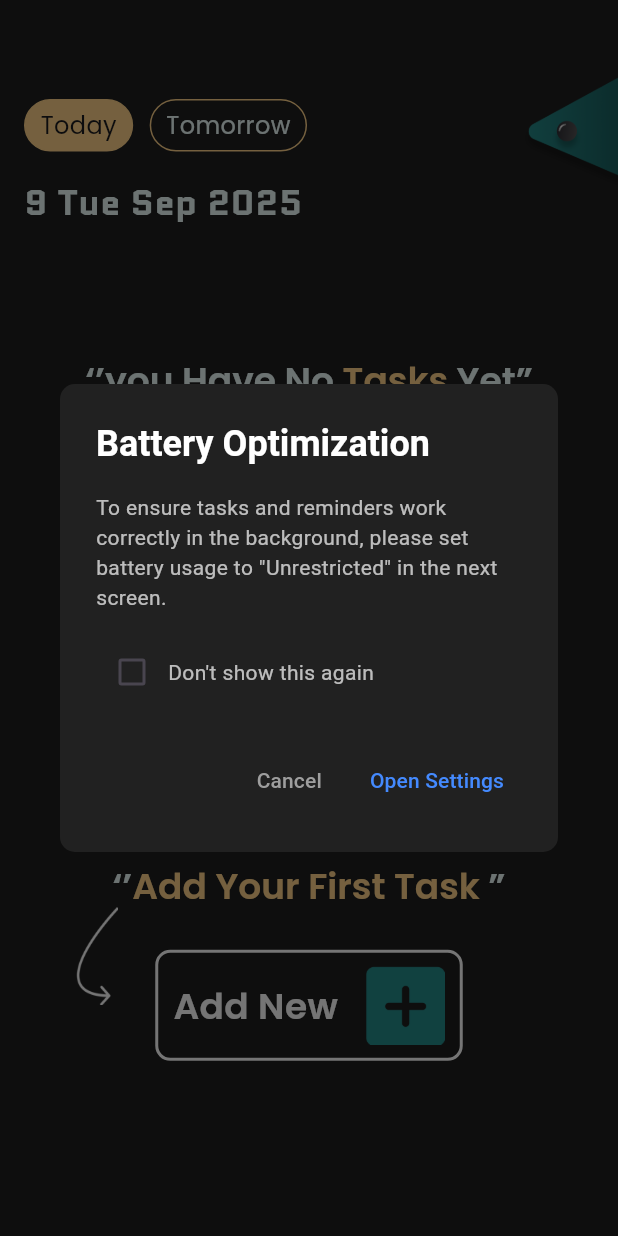
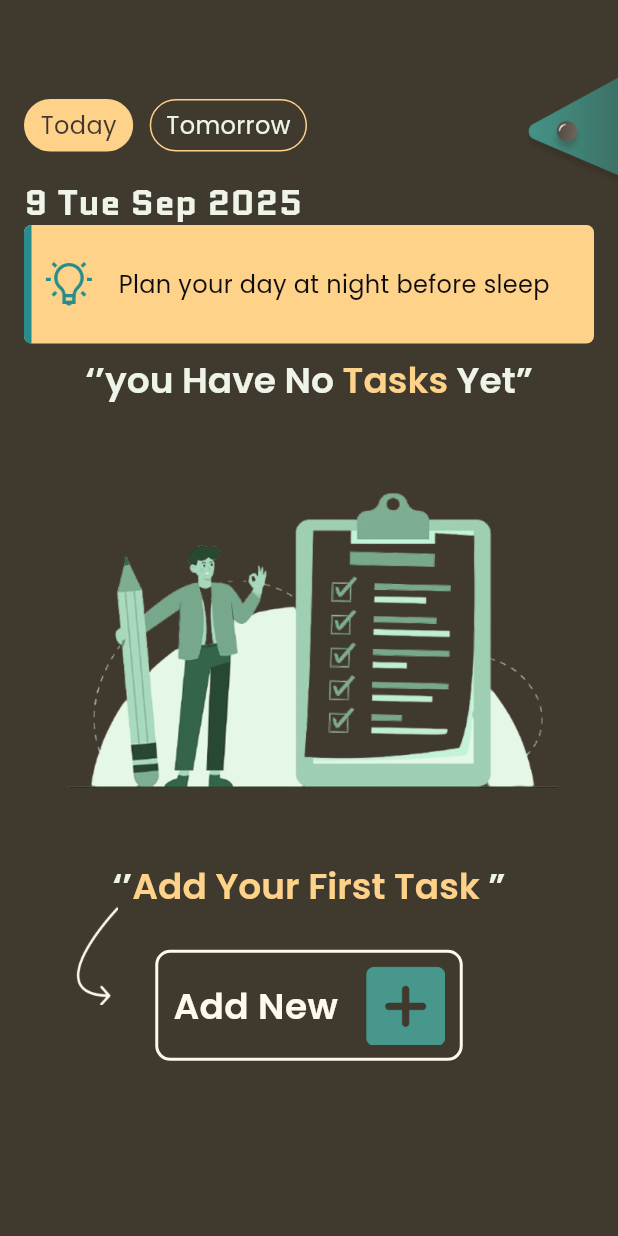
Before and after one commit to mohamedrifa/TuDu, a Flutter app: the screen it shows after launch, on a phone screen of 412 x 824 dp. Run offline on Flutter 3.47's test engine with Material 3 defaults, Android fonts, the phone set to English and light mode, and no system bars; our stand-ins replace audioplayers, flutter_local_notifications, fluttertoast, hive, hive_flutter, permission_handler and 2 more; missing offline and left inert: android_alarm_manager_plus, android_intent_plus, file_selector, volume_controller; accounts and stored records are empty.

Commit message:
permission and tip banner

```diff
--- /dev/null
+++ b/lib/notification_service/alarm_permission_helper.dart
@@ -0,0 +1,16 @@
+import 'package:flutter/services.dart';
+
+class AlarmPermissionHelper {
+  static const _channel = MethodChannel("alarm_permission");
+
+  /// Opens system settings to request Alarm & Reminders permission
+  static Future<void> requestAlarmPermission() async {
+    await _channel.invokeMethod("requestPermission");
+  }
+
+  /// Check if permission is granted
+  static Future<bool> hasAlarmPermission() async {
+    final result = await _channel.invokeMethod("hasPermission");
+    return result == true;
+  }
+}
--- a/lib/screens/task_screen.dart
+++ b/lib/screens/task_screen.dart
@@ -2,6 +2,8 @@ import 'package:flutter/material.dart';
 import 'package:flutter/services.dart';
 import 'package:hive_flutter/hive_flutter.dart';
 import 'package:tudu/models/settings.dart';
+import 'package:tudu/widgets/tip_banner.dart';
+import '../notification_service/alarm_permission_helper.dart';
 import '../notification_service/notification_service.dart';
 import '../widgets/task_card.dart';
 import '../models/task.dart';
@@ -28,6 +30,8 @@ class _TaskScreenState extends State<TaskScreen> {
   var settingsBox = Hive.box<AppSettings>('settings');
   String selectedDate = "Today";
   String showDate = DateFormat('d EEE MMM yyyy').format(DateTime.now());
+  bool showTip = false;
+
 
   void _navigateToAddTaskScreen(BuildContext context) {
     Navigator.push(
@@ -59,12 +63,33 @@ class _TaskScreenState extends State<TaskScreen> {
       }
     });
   }
+  final box = Hive.box<Task>('tasks');
+  Future<void> tipCheck () async {
+    if (!Hive.isBoxOpen('tasks')) {
+      await Hive.initFlutter();
+      if (!Hive.isAdapterRegistered(0)) {
+        Hive.registerAdapter(TaskAdapter()); // 👈 use your Task typeId
+      }
+      await Hive.openBox<Task>('tasks');
+    }
+    final tasks = box.values.toList();
+    if(tasks.isEmpty) {
+      await Future.delayed(Duration(seconds: 2));
+      setState(() => showTip = true);
+      await Future.delayed(Duration(seconds: 5));
+      setState(() => showTip = false);
+    }
+  }
 
 
 @override
 void initState() {
   super.initState();
   _requestNotificationPermission();
+  Future.microtask(() async {
+    await tipCheck();
+    setState(() {}); // update UI after task loaded
+  });
 }
 void openBatterySettings() {
   final intent = AndroidIntent(
@@ -77,10 +102,9 @@ void openBatterySettings() {
   Future<void> _requestNotificationPermission() async {
     if (!Platform.isAndroid) return;
     await Future.delayed(Duration(seconds: 2));
-  AppSettings? currentSettings = settingsBox.get('userSettings');
-  print(currentSettings?.batteryUnrestricted);
-  if(currentSettings == null || !currentSettings.batteryUnrestricted) {
-    showBatteryDialog(context);
+    bool alarmGranted = await AlarmPermissionHelper.hasAlarmPermission();
+    if (!alarmGranted) {
+      await AlarmPermissionHelper.requestAlarmPermission();
     }
     if (await Permission.notification.isDenied) {
       await Permission.notification.request();
@@ -231,8 +255,7 @@ Future<void> _requestNotificationPermission() async {
                   ),
                 ),
                 Padding(
-                  padding:
-                      const EdgeInsets.only(top: 16.0, left: 16.0, right: 16.0),
+                  padding: const EdgeInsets.only(top: 16.0, left: 16.0, right: 16.0),
                   child: Align(
                     alignment: Alignment.centerLeft,
                     child: Text(
@@ -292,7 +315,7 @@ Future<void> _requestNotificationPermission() async {
                 ),
               ],
             ),
-
+            TipBanner(show: showTip),
             if(quickLinksEnabled)
               QuickLinks(
                 quickLinksEnabled:quickLinksEnabled,
--- /dev/null
+++ b/lib/widgets/tip_banner.dart
@@ -0,0 +1,99 @@
+import 'package:flutter/material.dart';
+
+class TipBanner extends StatefulWidget {
+  final bool show;
+
+  const TipBanner({Key? key, required this.show}) : super(key: key);
+
+  @override
+  State<TipBanner> createState() => _TipBannerState();
+}
+
+class _TipBannerState extends State<TipBanner> {
+  bool _visible = false;
+
+  @override
+  void didUpdateWidget(covariant TipBanner oldWidget) {
+    super.didUpdateWidget(oldWidget);
+    if (widget.show && !_visible) {
+      _showTip();
+    }
+  }
+
+  void _showTip() async {
+    setState(() => _visible = true);
+    await Future.delayed(const Duration(seconds: 4));
+    if (mounted) {
+      setState(() => _visible = false);
+    }
+  }
+
+  @override
+  Widget build(BuildContext context) {
+    return IgnorePointer(
+      ignoring: !_visible, // ignore taps when hidden
+      child: AnimatedOpacity(
+        duration: const Duration(milliseconds: 500),
+        opacity: _visible ? 1.0 : 0.0, // fade in/out
+        child: Stack(
+          children: [
+            // semi-transparent background
+            AnimatedContainer(
+              duration: const Duration(milliseconds: 500),
+              color: _visible
+                  ? const Color.fromARGB(39, 254, 209, 137)
+                  : Colors.transparent,
+            ),
+            // sliding tip banner
+            AnimatedPositioned(
+              duration: const Duration(milliseconds: 500),
+              curve: Curves.easeInOut,
+              top: _visible ? 150 : -100,
+              left: 16,
+              right: 16,
+              child: Container(
+                decoration: BoxDecoration(
+                  color: const Color(0xFFFED289),
+                  borderRadius: BorderRadius.circular(5),
+                ),
+                child: Row(
+                  children: [
+                    Container(
+                      width: 5,
+                      height: 79,
+                      decoration: const BoxDecoration(
+                        color: Color(0xFF268D8C),
+                        borderRadius: BorderRadius.only(
+                          topLeft: Radius.circular(5),
+                          bottomLeft: Radius.circular(5),
+                        ),
+                      ),
+                    ),
+                    const SizedBox(width: 7),
+                    Image.asset(
+                      'assets/tip_logo.png',
+                      width: 35,
+                      height: 35,
+                    ),
+                    const SizedBox(width: 16),
+                    const Expanded(
+                      child: Text(
+                        "Plan your day at night before sleep",
+                        style: TextStyle(
+                          fontSize: 16,
+                          color: Color(0xFF0D0C10),
+                          fontFamily: 'Poppins',
+                          fontWeight: FontWeight.w500,
+                        ),
+                      ),
+                    ),
+                  ],
+                ),
+              ),
+            ),
+          ],
+        ),
+      ),
+    );
+  }
+}
--- a/pubspec.yaml
+++ b/pubspec.yaml
@@ -68,6 +68,7 @@ flutter:
     - assets/audio/medium.mp3
     - assets/goIcon.png
     - assets/laterIcon.png
+    - assets/tip_logo.png
     - assets/audio/loud.mp3
 
   fonts:
```
Also changed, not shown: lib/screens/task_adding_screen.dart (+0 -32 lines), lib/widgets/task_card.dart (+28 -3 lines), assets/tip_logo.png (added), 4 other files. Lines whose indentation alone changed are shown as unchanged.
